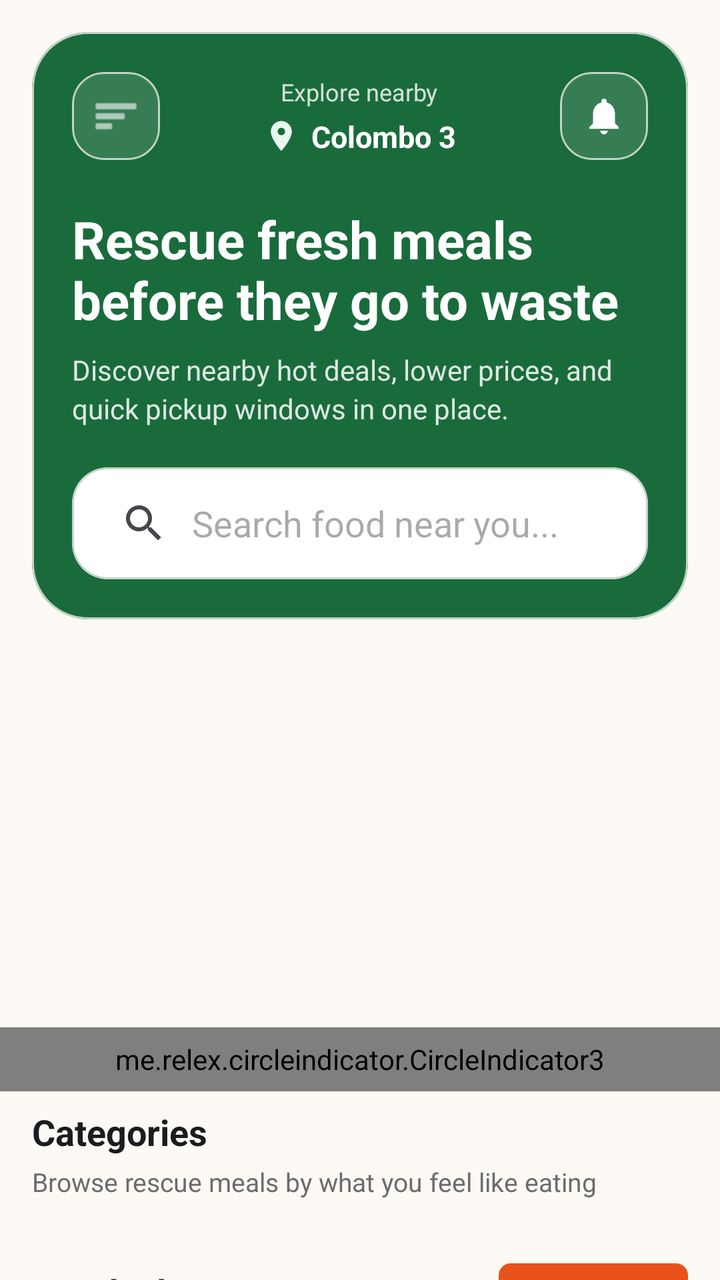
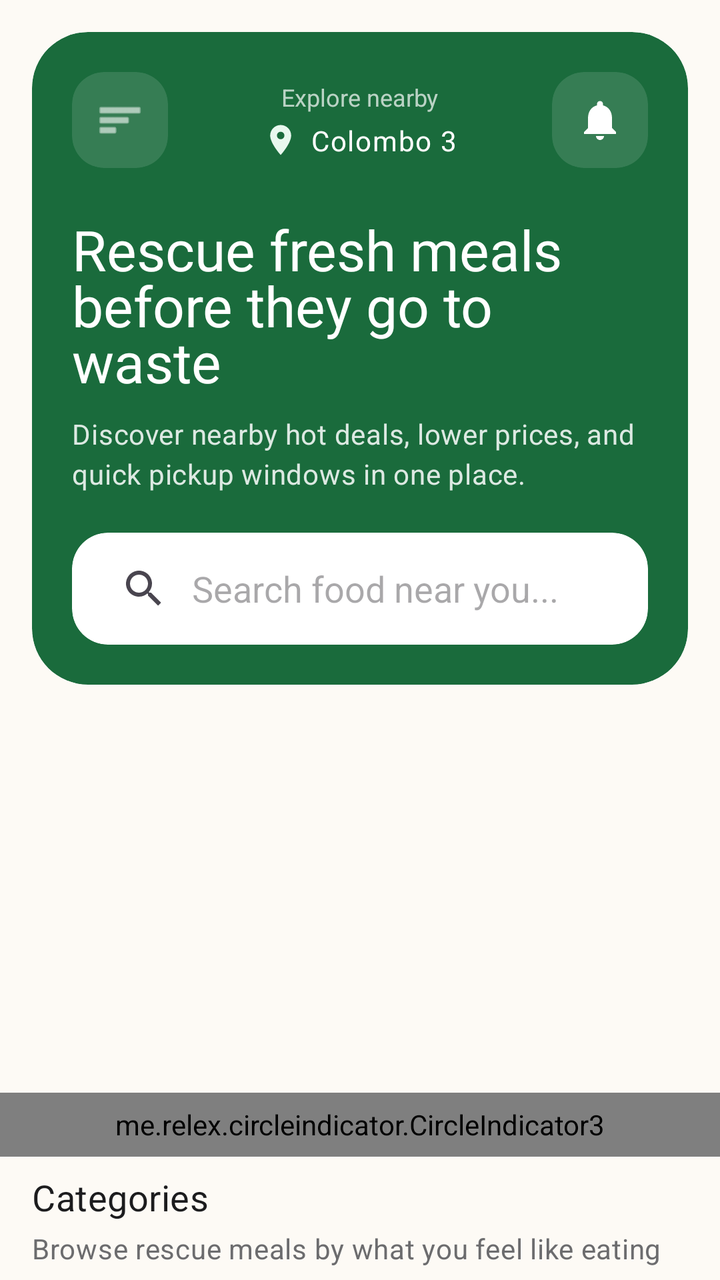

An Android layout rendered at two revisions. The XML below is the earlier revision; the diff shows what the commit changed to produce the second picture.
<!-- AndroidManifest.xml: application theme Theme.REPLATE -->
<!-- res/layout/fragment_home.xml -->
<?xml version="1.0" encoding="utf-8"?>
<androidx.coordinatorlayout.widget.CoordinatorLayout
    xmlns:android="http://schemas.android.com/apk/res/android"
    xmlns:app="http://schemas.android.com/apk/res-auto"
    android:layout_width="match_parent"
    android:layout_height="match_parent"
    android:background="@color/cream">

    <androidx.core.widget.NestedScrollView
        android:layout_width="match_parent"
        android:layout_height="match_parent"
        android:clipToPadding="false"
        android:paddingBottom="88dp">

        <LinearLayout
            android:layout_width="match_parent"
            android:layout_height="wrap_content"
            android:orientation="vertical">

            <com.google.android.material.card.MaterialCardView
                android:layout_width="match_parent"
                android:layout_height="wrap_content"
                android:layout_margin="16dp"
                app:cardBackgroundColor="@color/green_primary"
                app:cardCornerRadius="28dp"
                app:cardElevation="0dp">

                <LinearLayout
                    android:layout_width="match_parent"
                    android:layout_height="wrap_content"
                    android:orientation="vertical"
                    android:padding="20dp">

                    <RelativeLayout
                        android:layout_width="match_parent"
                        android:layout_height="wrap_content">

                        <com.google.android.material.card.MaterialCardView
                            android:id="@+id/ivMenu"
                            android:layout_width="44dp"
                            android:layout_height="44dp"
                            android:layout_centerVertical="true"
                            app:cardBackgroundColor="#1FFFFFFF"
                            app:cardCornerRadius="16dp"
                            app:cardElevation="0dp">

                            <ImageView
                                android:layout_width="24dp"
                                android:layout_height="24dp"
                                android:layout_gravity="center"
                                android:src="@android:drawable/ic_menu_sort_by_size"
                                app:tint="@color/white" />
                        </com.google.android.material.card.MaterialCardView>

                        <LinearLayout
                            android:layout_width="wrap_content"
                            android:layout_height="wrap_content"
                            android:layout_centerInParent="true"
                            android:gravity="center"
                            android:orientation="vertical">

                            <TextView
                                android:layout_width="wrap_content"
                                android:layout_height="wrap_content"
                                android:text="Explore nearby"
                                android:textColor="#CCFFFFFF"
                                android:textSize="12sp" />

                            <LinearLayout
                                android:layout_width="wrap_content"
                                android:layout_height="wrap_content"
                                android:layout_marginTop="4dp"
                                android:gravity="center_vertical"
                                android:orientation="horizontal">

                                <ImageView
                                    android:id="@+id/ivLocation"
                                    android:layout_width="18dp"
                                    android:layout_height="18dp"
                                    android:src="@drawable/ic_location_pin"
                                    app:tint="@color/leaf_pale"/>

                                <TextView
                                    android:id="@+id/tvCurrentLocation"
                                    android:layout_width="wrap_content"
                                    android:layout_height="wrap_content"
                                    android:layout_marginStart="6dp"
                                    android:text="Colombo 3"
                                    android:textColor="@color/white"
                                    android:textSize="15sp"
                                    android:textStyle="bold"/>
                            </LinearLayout>
                        </LinearLayout>

                        <com.google.android.material.card.MaterialCardView
                            android:id="@+id/ivNotification"
                            android:layout_width="44dp"
                            android:layout_height="44dp"
                            android:layout_alignParentEnd="true"
                            android:layout_centerVertical="true"
                            app:cardBackgroundColor="#1FFFFFFF"
                            app:cardCornerRadius="16dp"
                            app:cardElevation="0dp">

                            <ImageView
                                android:layout_width="22dp"
                                android:layout_height="22dp"
                                android:layout_gravity="center"
                                android:src="@drawable/ic_notification"
                                app:tint="@color/white" />
                        </com.google.android.material.card.MaterialCardView>
                    </RelativeLayout>

                    <TextView
                        android:layout_width="wrap_content"
                        android:layout_height="wrap_content"
                        android:layout_marginTop="22dp"
                        android:text="Rescue fresh meals before they go to waste"
                        android:textColor="@color/white"
                        android:textSize="26sp"
                        android:textStyle="bold" />

                    <TextView
                        android:layout_width="match_parent"
                        android:layout_height="wrap_content"
                        android:layout_marginTop="8dp"
                        android:text="Discover nearby hot deals, lower prices, and quick pickup windows in one place."
                        android:textColor="#D9FFFFFF"
                        android:textSize="14sp"
                        android:lineSpacingExtra="3dp" />

                    <com.google.android.material.card.MaterialCardView
                        android:layout_width="match_parent"
                        android:layout_height="56dp"
                        android:layout_marginTop="20dp"
                        app:cardBackgroundColor="@color/surface_white"
                        app:cardCornerRadius="18dp"
                        app:cardElevation="0dp">

                        <androidx.appcompat.widget.SearchView
                            android:id="@+id/searchView"
                            android:layout_width="match_parent"
                            android:layout_height="match_parent"
                            android:paddingHorizontal="4dp"
                            app:iconifiedByDefault="false"
                            app:queryHint="Search food near you..."
                            app:queryBackground="@android:color/transparent"/>
                    </com.google.android.material.card.MaterialCardView>
                </LinearLayout>
            </com.google.android.material.card.MaterialCardView>

            <androidx.viewpager2.widget.ViewPager2
                android:id="@+id/bannerViewPager"
                android:layout_width="match_parent"
                android:layout_height="180dp"
                android:clipToPadding="false"
                android:paddingHorizontal="16dp"/>

            <me.relex.circleindicator.CircleIndicator3
                android:id="@+id/bannerIndicator"
                android:layout_width="match_parent"
                android:layout_height="32dp"
                android:layout_marginTop="8dp"/>

            <LinearLayout
                android:layout_width="match_parent"
                android:layout_height="wrap_content"
                android:layout_marginTop="8dp"
                android:orientation="vertical">

                <TextView
                    android:layout_width="match_parent"
                    android:layout_height="wrap_content"
                    android:layout_marginHorizontal="16dp"
                    android:text="Categories"
                    android:textColor="@color/text_primary"
                    android:textSize="18sp"
                    android:textStyle="bold" />

                <TextView
                    android:layout_width="match_parent"
                    android:layout_height="wrap_content"
                    android:layout_marginStart="16dp"
                    android:layout_marginTop="4dp"
                    android:text="Browse rescue meals by what you feel like eating"
                    android:textColor="@color/text_secondary"
                    android:textSize="13sp" />

                <androidx.recyclerview.widget.RecyclerView
                    android:id="@+id/rvCategories"
                    android:layout_width="match_parent"
                    android:layout_height="wrap_content"
                    android:layout_marginTop="12dp"
                    android:clipToPadding="false"
                    android:paddingHorizontal="12dp"
                    app:layoutManager="androidx.recyclerview.widget.LinearLayoutManager"/>
            </LinearLayout>

            <LinearLayout
                android:layout_width="match_parent"
                android:layout_height="wrap_content"
                android:layout_marginTop="20dp"
                android:orientation="vertical">

                <LinearLayout
                    android:layout_width="match_parent"
                    android:layout_height="wrap_content"
                    android:gravity="center_vertical"
                    android:layout_marginHorizontal="16dp"
                    android:orientation="horizontal">

                    <TextView
                        android:layout_width="0dp"
                        android:layout_height="wrap_content"
                        android:layout_weight="1"
                        android:text="Hot deals"
                        android:textColor="@color/text_primary"
                        android:textSize="18sp"
                        android:textStyle="bold" />

                    <TextView
                        android:layout_width="wrap_content"
                        android:layout_height="wrap_content"
                        android:background="@drawable/badge_discount"
                        android:paddingHorizontal="10dp"
                        android:paddingVertical="6dp"
                        android:text="Lowest prices"
                        android:textColor="@color/white"
                        android:textSize="12sp"
                        android:textStyle="bold" />
                </LinearLayout>

                <TextView
                    android:layout_width="match_parent"
                    android:layout_height="wrap_content"
                    android:layout_marginStart="16dp"
                    android:layout_marginTop="4dp"
                    android:text="Hand-picked discounts sorted by the best value"
                    android:textColor="@color/text_secondary"
                    android:textSize="13sp" />

                <androidx.recyclerview.widget.RecyclerView
                    android:id="@+id/rvHotDeals"
                    android:layout_width="match_parent"
                    android:layout_height="wrap_content"
                    android:layout_marginTop="10dp"
                    android:clipToPadding="false"
                    android:nestedScrollingEnabled="false"
                    android:paddingHorizontal="6dp" />
            </LinearLayout>

            <LinearLayout
                android:layout_width="match_parent"
                android:layout_height="wrap_content"
                android:layout_marginTop="24dp"
                android:layout_marginBottom="20dp"
                android:orientation="vertical">

                <TextView
                    android:layout_width="match_parent"
                    android:layout_height="wrap_content"
                    android:layout_marginHorizontal="16dp"
                    android:text="Deals near you"
                    android:textColor="@color/text_primary"
                    android:textSize="18sp"
                    android:textStyle="bold" />

                <TextView
                    android:layout_width="match_parent"
                    android:layout_height="wrap_content"
                    android:layout_marginStart="16dp"
                    android:layout_marginTop="4dp"
                    android:text="Fresh pickups sorted by distance and availability"
                    android:textColor="@color/text_secondary"
                    android:textSize="13sp" />

                <androidx.recyclerview.widget.RecyclerView
                    android:id="@+id/rvDeals"
                    android:layout_width="match_parent"
                    android:layout_height="wrap_content"
                    android:layout_marginTop="10dp"
                    android:nestedScrollingEnabled="false"/>
            </LinearLayout>

        </LinearLayout>
    </androidx.core.widget.NestedScrollView>

    <ProgressBar
        android:id="@+id/progressBar"
        android:layout_width="42dp"
        android:layout_height="42dp"
        android:layout_gravity="center"
        android:indeterminateTint="@color/green_primary"
        android:visibility="gone" />

</androidx.coordinatorlayout.widget.CoordinatorLayout>
<!-- resources referenced by this layout -->
<resources>
  <style name="Theme.REPLATE" parent="Theme.Material3.Light.NoActionBar">
          
          <item name="colorPrimary">@color/md_theme_primary</item>
          <item name="colorOnPrimary">@color/md_theme_onPrimary</item>
          <item name="colorPrimaryContainer">@color/md_theme_primaryContainer</item>
          <item name="colorOnPrimaryContainer">@color/md_theme_onPrimaryContainer</item>
  
          
          <item name="colorSecondary">@color/md_theme_secondary</item>
          <item name="colorOnSecondary">@color/md_theme_onSecondary</item>
          <item name="colorSecondaryContainer">@color/md_theme_secondaryContainer</item>
          <item name="colorOnSecondaryContainer">@color/md_theme_onSecondaryContainer</item>
  
          
          <item name="colorTertiary">@color/md_theme_tertiary</item>
          <item name="colorOnTertiary">@color/md_theme_onTertiary</item>
          <item name="colorTertiaryContainer">@color/md_theme_tertiaryContainer</item>
          <item name="colorOnTertiaryContainer">@color/md_theme_onTertiaryContainer</item>
  
          
          <item name="colorError">@color/md_theme_error</item>
          <item name="colorOnError">@color/md_theme_onError</item>
          <item name="colorErrorContainer">@color/md_theme_errorContainer</item>
          <item name="colorOnErrorContainer">@color/md_theme_onErrorContainer</item>
  
          
          <item name="android:colorBackground">@color/md_theme_background</item>
          <item name="colorOnBackground">@color/md_theme_onBackground</item>
          <item name="colorSurface">@color/md_theme_surface</item>
          <item name="colorOnSurface">@color/md_theme_onSurface</item>
          <item name="colorSurfaceVariant">@color/md_theme_surfaceVariant</item>
          <item name="colorOnSurfaceVariant">@color/md_theme_onSurfaceVariant</item>
  
          
          <item name="colorOutline">@color/md_theme_outline</item>
          <item name="colorOutlineVariant">@color/md_theme_outlineVariant</item>
  
          
          <item name="colorSurfaceInverse">@color/md_theme_inverseSurface</item>
          <item name="colorOnSurfaceInverse">@color/md_theme_inverseOnSurface</item>
          <item name="colorPrimaryInverse">@color/md_theme_inversePrimary</item>
  
          
          <item name="colorSurfaceContainerLowest">@color/md_theme_surfaceContainerLowest</item>
          <item name="colorSurfaceContainerLow">@color/md_theme_surfaceContainerLow</item>
          <item name="colorSurfaceContainer">@color/md_theme_surfaceContainer</item>
          <item name="colorSurfaceContainerHigh">@color/md_theme_surfaceContainerHigh</item>
          <item name="colorSurfaceContainerHighest">@color/md_theme_surfaceContainerHighest</item>
  
          
          <item name="android:statusBarColor">@color/status_bar</item>
          <item name="android:navigationBarColor">@color/md_theme_surface</item>
  
          
          <item name="android:windowBackground">@color/md_theme_background</item>
      </style>
  <!-- unchanged entries left out for length: 45 -->
</resources>

<!-- the commit's change to res/layout/fragment_home.xml (unified diff, before → after) -->
@@ -37,8 +37,8 @@
 
                         <com.google.android.material.card.MaterialCardView
                             android:id="@+id/ivMenu"
-                            android:layout_width="44dp"
-                            android:layout_height="44dp"
+                            android:layout_width="48dp"
+                            android:layout_height="48dp"
                             android:layout_centerVertical="true"
                             app:cardBackgroundColor="#1FFFFFFF"
                             app:cardCornerRadius="16dp"
@@ -63,8 +63,8 @@
                                 android:layout_width="wrap_content"
                                 android:layout_height="wrap_content"
                                 android:text="Explore nearby"
-                                android:textColor="#CCFFFFFF"
-                                android:textSize="12sp" />
+                                android:textColor="@color/white_70"
+                                android:textSize="@dimen/text_xs" />
 
                             <LinearLayout
                                 android:layout_width="wrap_content"
@@ -86,16 +86,15 @@
                                     android:layout_height="wrap_content"
                                     android:layout_marginStart="6dp"
                                     android:text="Colombo 3"
-                                    android:textColor="@color/white"
-                                    android:textSize="15sp"
-                                    android:textStyle="bold"/>
+                                    android:textAppearance="@style/TextAppearance.REPLATE.Label"
+                                    android:textColor="@color/white"/>
                             </LinearLayout>
                         </LinearLayout>
 
                         <com.google.android.material.card.MaterialCardView
                             android:id="@+id/ivNotification"
-                            android:layout_width="44dp"
-                            android:layout_height="44dp"
+                            android:layout_width="48dp"
+                            android:layout_height="48dp"
                             android:layout_alignParentEnd="true"
                             android:layout_centerVertical="true"
                             app:cardBackgroundColor="#1FFFFFFF"
@@ -103,8 +102,8 @@
                             app:cardElevation="0dp">
 
                             <ImageView
-                                android:layout_width="22dp"
-                                android:layout_height="22dp"
+                                android:layout_width="24dp"
+                                android:layout_height="24dp"
                                 android:layout_gravity="center"
                                 android:src="@drawable/ic_notification"
                                 app:tint="@color/white" />
@@ -116,17 +115,17 @@
                         android:layout_height="wrap_content"
                         android:layout_marginTop="22dp"
                         android:text="Rescue fresh meals before they go to waste"
+                        android:textAppearance="@style/TextAppearance.REPLATE.Headline"
                         android:textColor="@color/white"
-                        android:textSize="26sp"
-                        android:textStyle="bold" />
+                        android:textSize="@dimen/text_display" />
 
                     <TextView
                         android:layout_width="match_parent"
                         android:layout_height="wrap_content"
                         android:layout_marginTop="8dp"
                         android:text="Discover nearby hot deals, lower prices, and quick pickup windows in one place."
-                        android:textColor="#D9FFFFFF"
-                        android:textSize="14sp"
+                        android:textColor="@color/text_on_primary_muted"
+                        android:textAppearance="@style/TextAppearance.REPLATE.Body"
                         android:lineSpacingExtra="3dp" />
 
                     <com.google.android.material.card.MaterialCardView
@@ -173,9 +172,7 @@
                     android:layout_height="wrap_content"
                     android:layout_marginHorizontal="16dp"
                     android:text="Categories"
-                    android:textColor="@color/text_primary"
-                    android:textSize="18sp"
-                    android:textStyle="bold" />
+                    android:textAppearance="@style/TextAppearance.REPLATE.Subheading" />
 
                 <TextView
                     android:layout_width="match_parent"
@@ -183,8 +180,7 @@
                     android:layout_marginStart="16dp"
                     android:layout_marginTop="4dp"
                     android:text="Browse rescue meals by what you feel like eating"
-                    android:textColor="@color/text_secondary"
-                    android:textSize="13sp" />
+                    android:textAppearance="@style/TextAppearance.REPLATE.Body" />
 
                 <androidx.recyclerview.widget.RecyclerView
                     android:id="@+id/rvCategories"
@@ -214,9 +210,7 @@
                         android:layout_height="wrap_content"
                         android:layout_weight="1"
                         android:text="Hot deals"
-                        android:textColor="@color/text_primary"
-                        android:textSize="18sp"
-                        android:textStyle="bold" />
+                        android:textAppearance="@style/TextAppearance.REPLATE.Subheading" />
 
                     <TextView
                         android:layout_width="wrap_content"
@@ -236,8 +230,7 @@
                     android:layout_marginStart="16dp"
                     android:layout_marginTop="4dp"
                     android:text="Hand-picked discounts sorted by the best value"
-                    android:textColor="@color/text_secondary"
-                    android:textSize="13sp" />
+                    android:textAppearance="@style/TextAppearance.REPLATE.Body" />
 
                 <androidx.recyclerview.widget.RecyclerView
                     android:id="@+id/rvHotDeals"
@@ -261,9 +254,7 @@
                     android:layout_height="wrap_content"
                     android:layout_marginHorizontal="16dp"
                     android:text="Deals near you"
-                    android:textColor="@color/text_primary"
-                    android:textSize="18sp"
-                    android:textStyle="bold" />
+                    android:textAppearance="@style/TextAppearance.REPLATE.Subheading" />
 
                 <TextView
                     android:layout_width="match_parent"
@@ -271,8 +262,7 @@
                     android:layout_marginStart="16dp"
                     android:layout_marginTop="4dp"
                     android:text="Fresh pickups sorted by distance and availability"
-                    android:textColor="@color/text_secondary"
-                    android:textSize="13sp" />
+                    android:textAppearance="@style/TextAppearance.REPLATE.Body" />
 
                 <androidx.recyclerview.widget.RecyclerView
                     android:id="@+id/rvDeals"
<!-- resource entries referenced after the edit -->
@@ -1,5 +1,29 @@
 <!-- resources referenced by this layout -->
 <resources>
+  <color name="text_on_primary_muted">#D9FFFFFF</color>
+  <color name="white_70">#B3FFFFFF</color>
+  <dimen name="text_display">28sp</dimen>
+  <dimen name="text_xs">12sp</dimen>
+  <style name="TextAppearance.REPLATE.Body" parent="TextAppearance.Material3.BodyMedium">
+          <item name="android:fontFamily">sans-serif</item>
+          <item name="android:textSize">@dimen/text_sm</item>
+          <item name="android:textColor">@color/text_secondary</item>
+      </style>
+  <style name="TextAppearance.REPLATE.Headline" parent="TextAppearance.Material3.TitleLarge">
+          <item name="android:fontFamily">sans-serif-black</item>
+          <item name="android:textSize">@dimen/text_xl</item>
+          <item name="android:textColor">@color/text_primary</item>
+      </style>
+  <style name="TextAppearance.REPLATE.Label" parent="TextAppearance.Material3.LabelMedium">
+          <item name="android:fontFamily">sans-serif-medium</item>
+          <item name="android:textSize">@dimen/text_sm</item>
+          <item name="android:textColor">@color/text_primary</item>
+      </style>
+  <style name="TextAppearance.REPLATE.Subheading" parent="TextAppearance.Material3.TitleMedium">
+          <item name="android:fontFamily">sans-serif-medium</item>
+          <item name="android:textSize">@dimen/text_lg</item>
+          <item name="android:textColor">@color/text_primary</item>
+      </style>
   <style name="Theme.REPLATE" parent="Theme.Material3.Light.NoActionBar">
           
           <item name="colorPrimary">@color/md_theme_primary</item>
@@ -55,7 +79,49 @@
   
           
           <item name="android:windowBackground">@color/md_theme_background</item>
+  
+          
+          <item name="android:fontFamily">sans-serif</item>
+          <item name="textAppearanceTitleLarge">@style/TextAppearance.REPLATE.Headline</item>
+          <item name="textAppearanceTitleMedium">@style/TextAppearance.REPLATE.Subheading</item>
+          <item name="textAppearanceBodyMedium">@style/TextAppearance.REPLATE.Body</item>
+          <item name="textAppearanceLabelLarge">@style/TextAppearance.REPLATE.Label</item>
+  
+          
+          <item name="materialCardViewStyle">@style/Widget.REPLATE.Card</item>
+          <item name="materialButtonStyle">@style/Widget.REPLATE.Button.Primary</item>
+          <item name="textInputStyle">@style/Widget.REPLATE.TextInputLayout</item>
       </style>
+  <dimen name="text_sm">14sp</dimen>
+  <dimen name="text_xl">22sp</dimen>
+  <dimen name="text_lg">18sp</dimen>
+  <style name="Widget.REPLATE.Card" parent="Widget.Material3.CardView.Elevated">
+          <item name="cardCornerRadius">@dimen/radius_md</item>
+          <item name="cardElevation">@dimen/elevation_card</item>
+          <item name="cardBackgroundColor">@color/surface_white</item>
+      </style>
+  <style name="Widget.REPLATE.Button.Primary" parent="Widget.Material3.Button">
+          <item name="android:minHeight">@dimen/button_height</item>
+          <item name="cornerRadius">@dimen/radius_md</item>
+          <item name="android:fontFamily">sans-serif-medium</item>
+          <item name="android:textAllCaps">false</item>
+          <item name="android:textSize">@dimen/text_md</item>
+          <item name="android:textColor">@color/white</item>
+          <item name="backgroundTint">@color/green_primary</item>
+      </style>
+  <style name="Widget.REPLATE.TextInputLayout" parent="Widget.Material3.TextInputLayout.OutlinedBox">
+          <item name="boxCornerRadiusTopStart">@dimen/radius_sm</item>
+          <item name="boxCornerRadiusTopEnd">@dimen/radius_sm</item>
+          <item name="boxCornerRadiusBottomStart">@dimen/radius_sm</item>
+          <item name="boxCornerRadiusBottomEnd">@dimen/radius_sm</item>
+          <item name="boxStrokeColor">@color/green_primary</item>
+          <item name="hintTextColor">@color/text_secondary</item>
+      </style>
+  <dimen name="radius_md">14dp</dimen>
+  <dimen name="elevation_card">3dp</dimen>
+  <dimen name="button_height">52dp</dimen>
+  <dimen name="text_md">16sp</dimen>
+  <dimen name="radius_sm">10dp</dimen>
   <!-- unchanged entries left out for length: 45 -->
 </resources>
 
